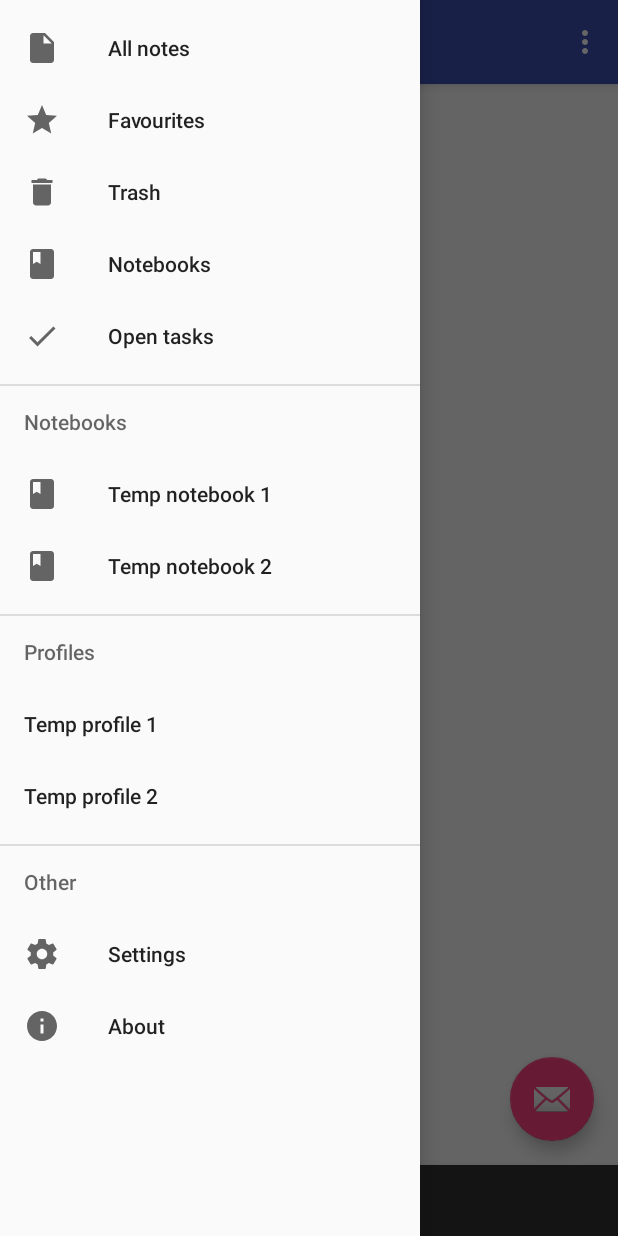
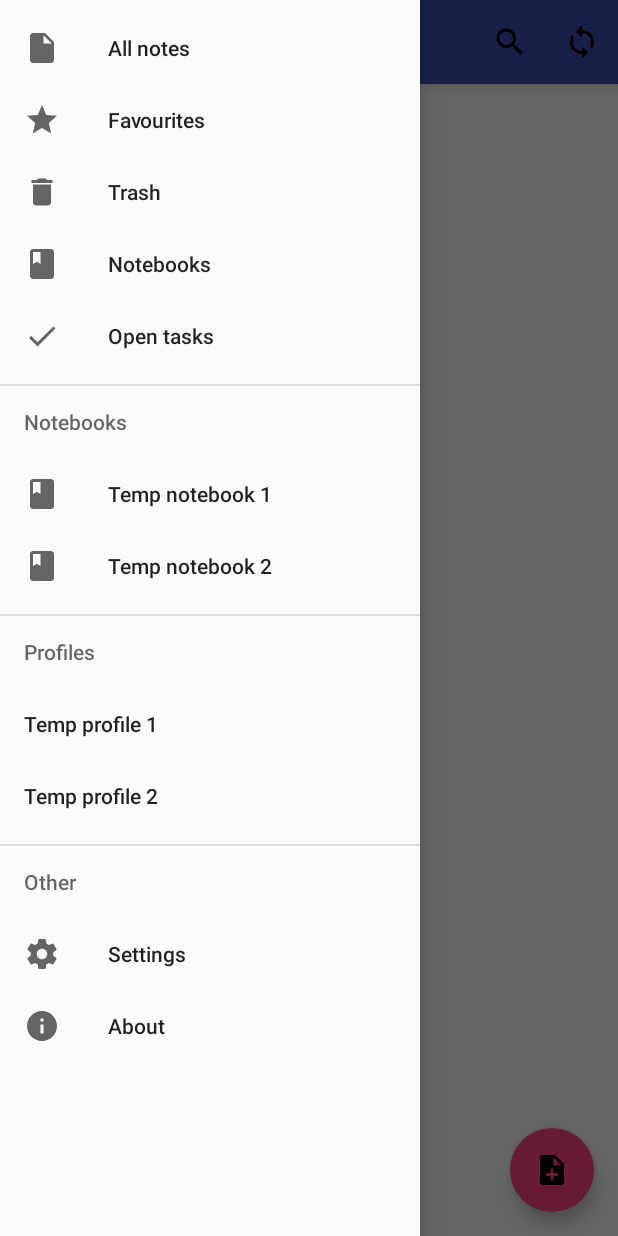
Before and after one commit to aint/laverna-android, an Android app: the screen it shows after launch (MainActivity), after a tap on "Open navigation drawer", on a phone screen of 412 x 824 dp. Run offline under Robolectric (Android 15) with nearby library versions, the phone set to English and light mode, and no system bars; 1 other tap on this screen came first.

```diff
--- a/app/build.gradle
+++ b/app/build.gradle
@@ -1,11 +1,15 @@
 apply plugin: 'com.android.application'
 apply plugin: 'realm-android'
+apply plugin: 'me.tatarka.retrolambda'
+
+
 
 android {
     compileSdkVersion 25
     buildToolsVersion "25.0.2"
     defaultConfig {
         applicationId "com.github.android.lvrn.lvrnproject"
+        vectorDrawables.useSupportLibrary = true
         minSdkVersion 16
         targetSdkVersion 25
         versionCode 1
@@ -18,6 +22,10 @@ android {
             proguardFiles getDefaultProguardFile('proguard-android.txt'), 'proguard-rules.pro'
         }
     }
+    compileOptions {
+        targetCompatibility 1.8
+        sourceCompatibility 1.8
+    }
 }
 
 dependencies {
@@ -25,8 +33,11 @@ dependencies {
     androidTestCompile('com.android.support.test.espresso:espresso-core:2.2.2', {
         exclude group: 'com.android.support', module: 'support-annotations'
     })
+
     compile 'com.android.support:appcompat-v7:25.3.0'
     compile 'com.android.support:design:25.3.0'
     compile 'com.android.support.constraint:constraint-layout:1.0.2'
+    compile 'us.feras.mdv:markdownview:1.1.0'
+
     testCompile 'junit:junit:4.12'
 }
--- a/app/src/main/AndroidManifest.xml
+++ b/app/src/main/AndroidManifest.xml
@@ -10,14 +10,16 @@
         android:supportsRtl="true"
         android:theme="@style/AppTheme">
         <activity
-            android:name=".view.MainActivity"
+            android:name=".view.mainactivity.MainActivity"
             android:label="@string/title_activity_main"
             android:theme="@style/AppTheme.NoActionBar">
             <intent-filter>
                 <action android:name="android.intent.action.MAIN" />
+
                 <category android:name="android.intent.category.LAUNCHER" />
             </intent-filter>
         </activity>
+        <activity android:name=".view.noteeditoractivity.NoteEditorActivity"></activity>
     </application>
 
 </manifest>
--- a/app/src/main/java/com/github/android/lvrn/lvrnproject/view/MainActivity.java
+++ b/app/src/main/java/com/github/android/lvrn/lvrnproject/view/mainactivity/MainActivity.java
@@ -1,9 +1,7 @@
-package com.github.android.lvrn.lvrnproject.view;
+package com.github.android.lvrn.lvrnproject.view.mainactivity;
 
 import android.os.Bundle;
 import android.support.design.widget.FloatingActionButton;
-import android.support.design.widget.Snackbar;
-import android.view.View;
 import android.support.design.widget.NavigationView;
 import android.support.v4.view.GravityCompat;
 import android.support.v4.widget.DrawerLayout;
@@ -13,10 +11,12 @@ import android.support.v7.widget.Toolbar;
 import android.view.Menu;
 import android.view.MenuItem;
 
+
 import com.github.android.lvrn.lvrnproject.R;
 
 public class MainActivity extends AppCompatActivity
         implements NavigationView.OnNavigationItemSelectedListener {
+    private DrawerLayout mDrawer;
 
     @Override
     protected void onCreate(Bundle savedInstanceState) {
@@ -24,24 +24,14 @@ public class MainActivity extends AppCompatActivity
         setContentView(R.layout.activity_main);
         Toolbar toolbar = (Toolbar) findViewById(R.id.toolbar);
         setSupportActionBar(toolbar);
-
         FloatingActionButton fab = (FloatingActionButton) findViewById(R.id.fab);
-        fab.setOnClickListener(new View.OnClickListener() {
-            @Override
-            public void onClick(View view) {
-                Snackbar.make(view, "Replace with your own action", Snackbar.LENGTH_LONG)
-                        .setAction("Action", null).show();
-            }
-        });
-
-        DrawerLayout drawer = (DrawerLayout) findViewById(R.id.drawer_layout);
+        fab.setOnClickListener(view -> {/*TODO: implement method for adding new note*/});
+        mDrawer = (DrawerLayout) findViewById(R.id.drawer_layout);
         ActionBarDrawerToggle toggle = new ActionBarDrawerToggle(
-                this, drawer, toolbar, R.string.navigation_drawer_open, R.string.navigation_drawer_close);
-        drawer.setDrawerListener(toggle);
+                this, mDrawer, toolbar, R.string.navigation_drawer_open, R.string.navigation_drawer_close);
+        mDrawer.setDrawerListener(toggle);
         toggle.syncState();
-
-        NavigationView navigationView = (NavigationView) findViewById(R.id.nav_view);
-        navigationView.setNavigationItemSelectedListener(this);
+        ((NavigationView) findViewById(R.id.nav_view)).setNavigationItemSelectedListener(this);
     }
 
     @Override
@@ -56,48 +46,23 @@ public class MainActivity extends AppCompatActivity
 
     @Override
     public boolean onCreateOptionsMenu(Menu menu) {
-        // Inflate the menu; this adds items to the action bar if it is present.
         getMenuInflater().inflate(R.menu.main, menu);
         return true;
     }
 
     @Override
     public boolean onOptionsItemSelected(MenuItem item) {
-        // Handle action bar item clicks here. The action bar will
-        // automatically handle clicks on the Home/Up button, so long
-        // as you specify a parent activity in AndroidManifest.xml.
         int id = item.getItemId();
-
-        //noinspection SimplifiableIfStatement
-        if (id == R.id.action_settings) {
-            return true;
-        }
-
+        //TODO: implement action of synchronization and search
         return super.onOptionsItemSelected(item);
     }
 
     @SuppressWarnings("StatementWithEmptyBody")
     @Override
     public boolean onNavigationItemSelected(MenuItem item) {
-        // Handle navigation view item clicks here.
         int id = item.getItemId();
-
-//        if (id == R.id.nav_camera) {
-//            // Handle the camera action
-//        } else if (id == R.id.nav_gallery) {
-//
-//        } else if (id == R.id.nav_slideshow) {
-//
-//        } else if (id == R.id.nav_manage) {
-//
-//        } else if (id == R.id.nav_share) {
-//
-//        } else if (id == R.id.nav_send) {
-//
-//        }
-//
-        DrawerLayout drawer = (DrawerLayout) findViewById(R.id.drawer_layout);
-        drawer.closeDrawer(GravityCompat.START);
+        //TODO: provide navigation item selection
+        mDrawer.closeDrawer(GravityCompat.START);
         return true;
     }
 }
--- /dev/null
+++ b/app/src/main/java/com/github/android/lvrn/lvrnproject/view/mainactivity/MainActivityPresenter.java
@@ -0,0 +1,13 @@
+package com.github.android.lvrn.lvrnproject.view.mainactivity;
+
+/**
+ * Created by vadimboitsov on 3/22/17.
+ */
+
+public class MainActivityPresenter {
+
+
+
+
+
+}
--- /dev/null
+++ b/app/src/main/res/drawable/ic_fab_note_add_black_24dp.xml
@@ -0,0 +1,9 @@
+<vector xmlns:android="http://schemas.android.com/apk/res/android"
+        android:width="24dp"
+        android:height="24dp"
+        android:viewportWidth="24.0"
+        android:viewportHeight="24.0">
+    <path
+        android:fillColor="#FF000000"
+        android:pathData="M14,2L6,2c-1.1,0 -1.99,0.9 -1.99,2L4,20c0,1.1 0.89,2 1.99,2L18,22c1.1,0 2,-0.9 2,-2L20,8l-6,-6zM16,16h-3v3h-2v-3L8,16v-2h3v-3h2v3h3v2zM13,9L13,3.5L18.5,9L13,9z"/>
+</vector>
--- /dev/null
+++ b/app/src/main/res/drawable/ic_menu_search_black_24dp.xml
@@ -0,0 +1,9 @@
+<vector xmlns:android="http://schemas.android.com/apk/res/android"
+        android:width="24dp"
+        android:height="24dp"
+        android:viewportWidth="24.0"
+        android:viewportHeight="24.0">
+    <path
+        android:fillColor="#FF000000"
+        android:pathData="M15.5,14h-0.79l-0.28,-0.27C15.41,12.59 16,11.11 16,9.5 16,5.91 13.09,3 9.5,3S3,5.91 3,9.5 5.91,16 9.5,16c1.61,0 3.09,-0.59 4.23,-1.57l0.27,0.28v0.79l5,4.99L20.49,19l-4.99,-5zM9.5,14C7.01,14 5,11.99 5,9.5S7.01,5 9.5,5 14,7.01 14,9.5 11.99,14 9.5,14z"/>
+</vector>
--- /dev/null
+++ b/app/src/main/res/drawable/ic_menu_sync_black_24dp.xml
@@ -0,0 +1,9 @@
+<vector xmlns:android="http://schemas.android.com/apk/res/android"
+        android:width="24dp"
+        android:height="24dp"
+        android:viewportWidth="24.0"
+        android:viewportHeight="24.0">
+    <path
+        android:fillColor="#FF000000"
+        android:pathData="M12,4L12,1L8,5l4,4L12,6c3.31,0 6,2.69 6,6 0,1.01 -0.25,1.97 -0.7,2.8l1.46,1.46C19.54,15.03 20,13.57 20,12c0,-4.42 -3.58,-8 -8,-8zM12,18c-3.31,0 -6,-2.69 -6,-6 0,-1.01 0.25,-1.97 0.7,-2.8L5.24,7.74C4.46,8.97 4,10.43 4,12c0,4.42 3.58,8 8,8v3l4,-4 -4,-4v3z"/>
+</vector>
--- a/app/src/main/res/layout/app_bar_main.xml
+++ b/app/src/main/res/layout/app_bar_main.xml
@@ -4,7 +4,7 @@
     xmlns:tools="http://schemas.android.com/tools"
     android:layout_width="match_parent"
     android:layout_height="match_parent"
-    tools:context="com.github.android.lvrn.lvrnproject.view.MainActivity">
+    tools:context="com.github.android.lvrn.lvrnproject.view.mainactivity.MainActivity">
 
     <android.support.design.widget.AppBarLayout
         android:layout_width="match_parent"
@@ -28,6 +28,6 @@
         android:layout_height="wrap_content"
         android:layout_gravity="bottom|end"
         android:layout_margin="@dimen/fab_margin"
-        app:srcCompat="@android:drawable/ic_dialog_email" />
+        app:srcCompat="@drawable/ic_fab_note_add_black_24dp" />
 
 </android.support.design.widget.CoordinatorLayout>
--- a/app/src/main/res/layout/content_main.xml
+++ b/app/src/main/res/layout/content_main.xml
@@ -5,7 +5,7 @@
     android:layout_width="match_parent"
     android:layout_height="match_parent"
     app:layout_behavior="@string/appbar_scrolling_view_behavior"
-    tools:context="com.github.android.lvrn.lvrnproject.view.MainActivity"
+    tools:context="com.github.android.lvrn.lvrnproject.view.mainactivity.MainActivity"
     tools:showIn="@layout/app_bar_main">
 
 </android.support.constraint.ConstraintLayout>
--- a/app/src/main/res/menu/main.xml
+++ b/app/src/main/res/menu/main.xml
@@ -1,9 +1,18 @@
 <?xml version="1.0" encoding="utf-8"?>
 <menu xmlns:android="http://schemas.android.com/apk/res/android"
     xmlns:app="http://schemas.android.com/apk/res-auto">
+
     <item
-        android:id="@+id/action_settings"
+        android:id="@+id/action_search"
         android:orderInCategory="100"
-        android:title="@string/action_settings"
-        app:showAsAction="never" />
+        android:icon="@drawable/ic_menu_search_black_24dp"
+        android:title="sync"
+        app:showAsAction="always" />
+
+    <item
+        android:id="@+id/action_sync"
+        android:orderInCategory="100"
+        android:icon="@drawable/ic_menu_sync_black_24dp"
+        android:title="sync"
+        app:showAsAction="always" />
 </menu>
--- a/build.gradle
+++ b/build.gradle
@@ -2,17 +2,19 @@
 buildscript {
     repositories {
         jcenter()
+        mavenCentral()
     }
     dependencies {
+        classpath 'me.tatarka:gradle-retrolambda:3.6.0'
         classpath 'com.android.tools.build:gradle:2.3.0'
         classpath 'io.realm:realm-gradle-plugin:3.0.0'
-
     }
 }
 
 allprojects {
     repositories {
         jcenter()
+        mavenCentral()
     }
 }
 
```
